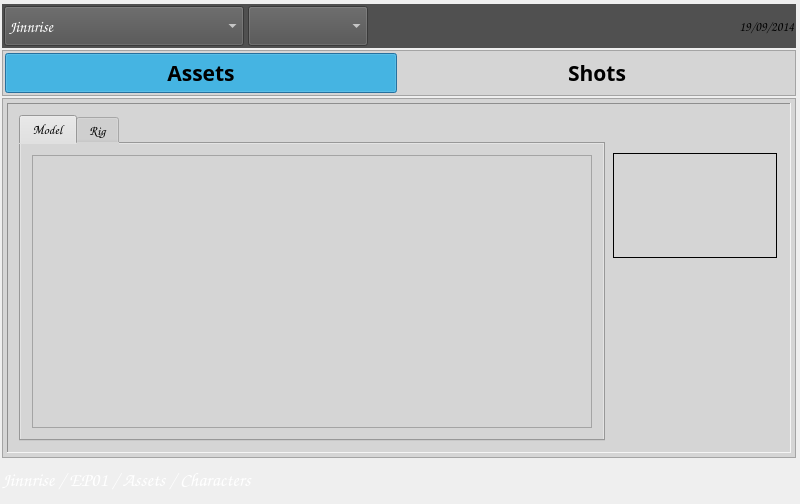
abble/schtool, file Kute/assign_Wiz/assign_wiz.ui: the form before one commit.
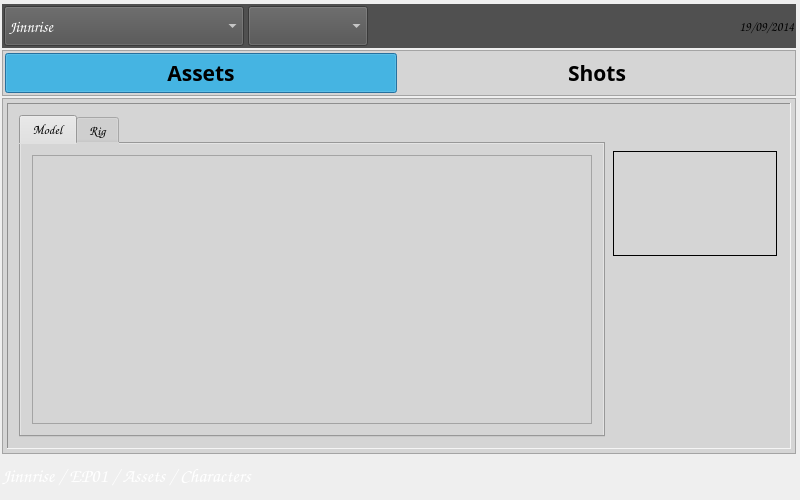
The form after the commit. Icons and pictures are not drawn.

Diff of the .ui file:
```diff
--- a/Kute/assign_Wiz/assign_wiz.ui
+++ b/Kute/assign_Wiz/assign_wiz.ui
@@ -10,7 +10,7 @@
     <x>0</x>
     <y>0</y>
     <width>800</width>
-    <height>504</height>
+    <height>500</height>
    </rect>
   </property>
   <property name="windowTitle">
```
